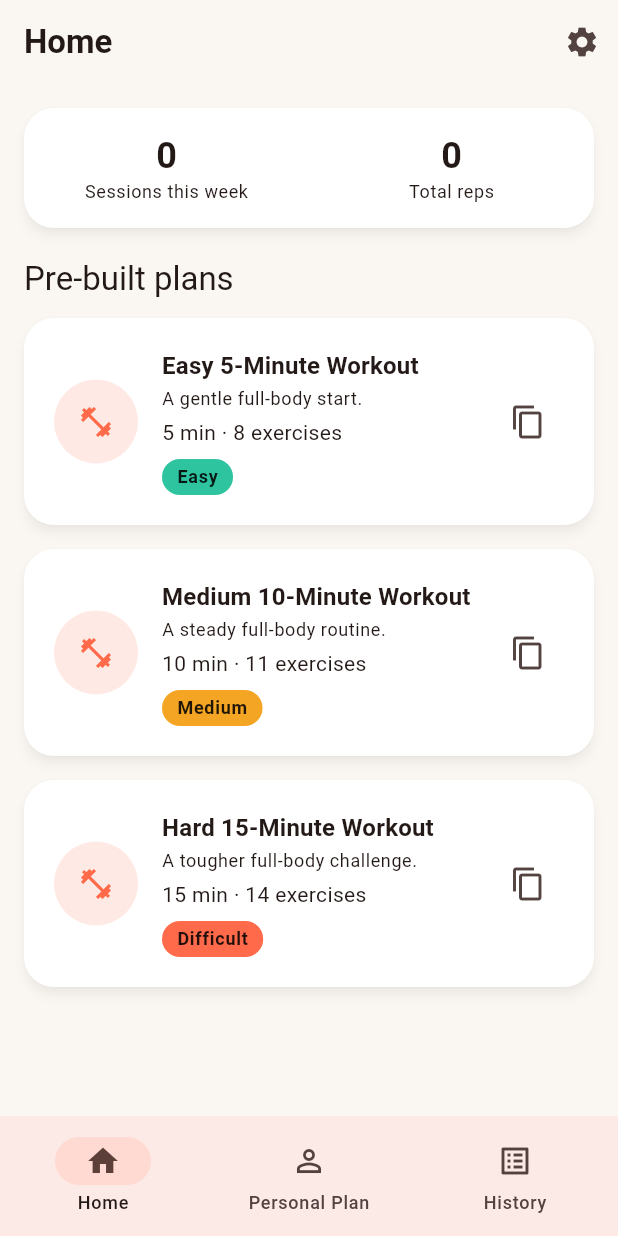
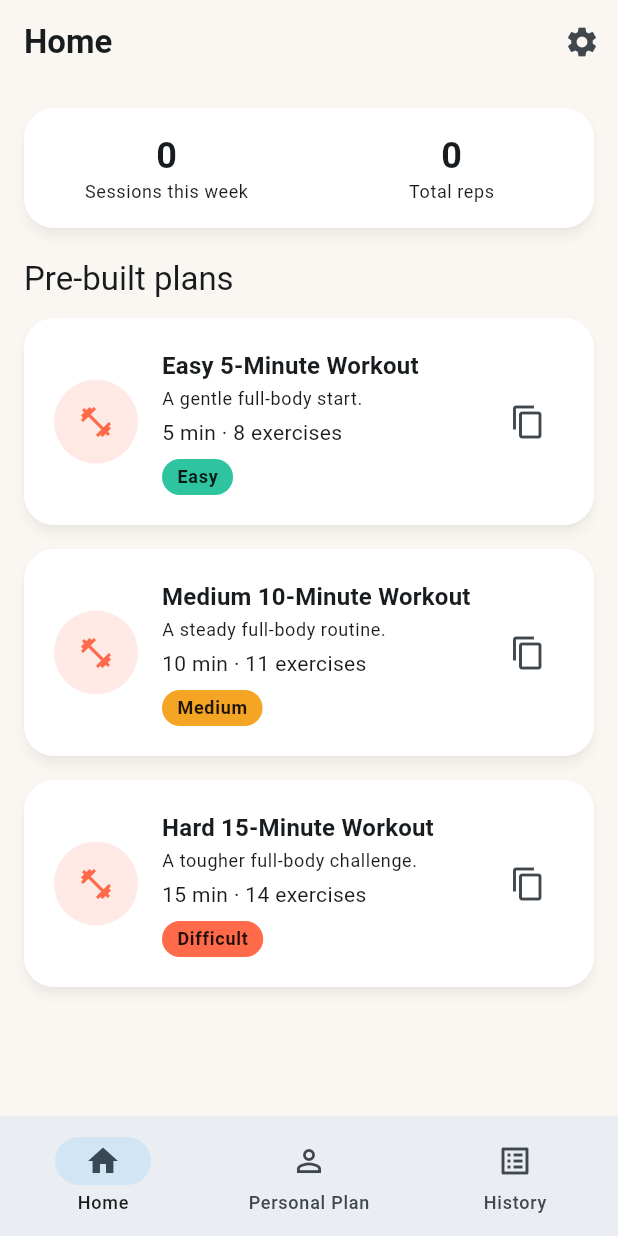
Before and after one commit to kirtan232/project_1_AppDev, a Flutter app: the screen it shows after launch, on a phone screen of 412 x 824 dp. Run offline on Flutter 3.47's test engine with Material 3 defaults, Android fonts, the phone set to English and light mode, and no system bars; our stand-ins replace shared_preferences, sqflite; accounts and stored records are empty.

Commit message:
Made the UI look better
Added change to the UI color.

```diff
--- a/lib/app_theme.dart
+++ b/lib/app_theme.dart
@@ -2,6 +2,10 @@ import 'package:flutter/material.dart';
 
 // These are the colors used across the whole app.
 class AppColors {
+  // Light blue is the main accent for buttons, sliders, and switches.
+  static const Color lightBlue = Color(0xFF5AB9EA);
+  // This darker blue is used for blue text on light backgrounds so it stays readable.
+  static const Color darkBlue = Color(0xFF1C6EA4);
   static const Color coral = Color(0xFFFF6B4A);
   static const Color mint = Color(0xFF2EC4A0);
   static const Color amber = Color(0xFFF5A524);
@@ -39,9 +43,11 @@ class AppTheme {
     required Color cardColor,
   }) {
     final colorScheme = ColorScheme.fromSeed(
-      seedColor: AppColors.coral,
+      seedColor: AppColors.lightBlue,
       brightness: brightness,
-      primary: AppColors.coral,
+      primary: AppColors.lightBlue,
+      // Dark navy text is easier to read on light blue than white text.
+      onPrimary: AppColors.navy,
       surface: cardColor,
     );
 
@@ -71,13 +77,22 @@ class AppTheme {
       // Buttons are at least 48 pixels tall so they are easy to tap.
       filledButtonTheme: FilledButtonThemeData(
         style: FilledButton.styleFrom(
-          backgroundColor: AppColors.coral,
-          foregroundColor: AppColors.white,
+          backgroundColor: AppColors.lightBlue,
+          foregroundColor: AppColors.navy,
           minimumSize: const Size(48, 48),
           textStyle: const TextStyle(fontWeight: FontWeight.w600),
           shape: RoundedRectangleBorder(
             borderRadius: BorderRadius.circular(14),
           ),
+        ),
+      ),
+      // Text buttons in dialogs use darker blue in light mode so they are easy to read.
+      textButtonTheme: TextButtonThemeData(
+        style: TextButton.styleFrom(
+          foregroundColor: brightness == Brightness.light
+              ? AppColors.darkBlue
+              : AppColors.lightBlue,
+          minimumSize: const Size(48, 48),
         ),
       ),
       outlinedButtonTheme: OutlinedButtonThemeData(
```
